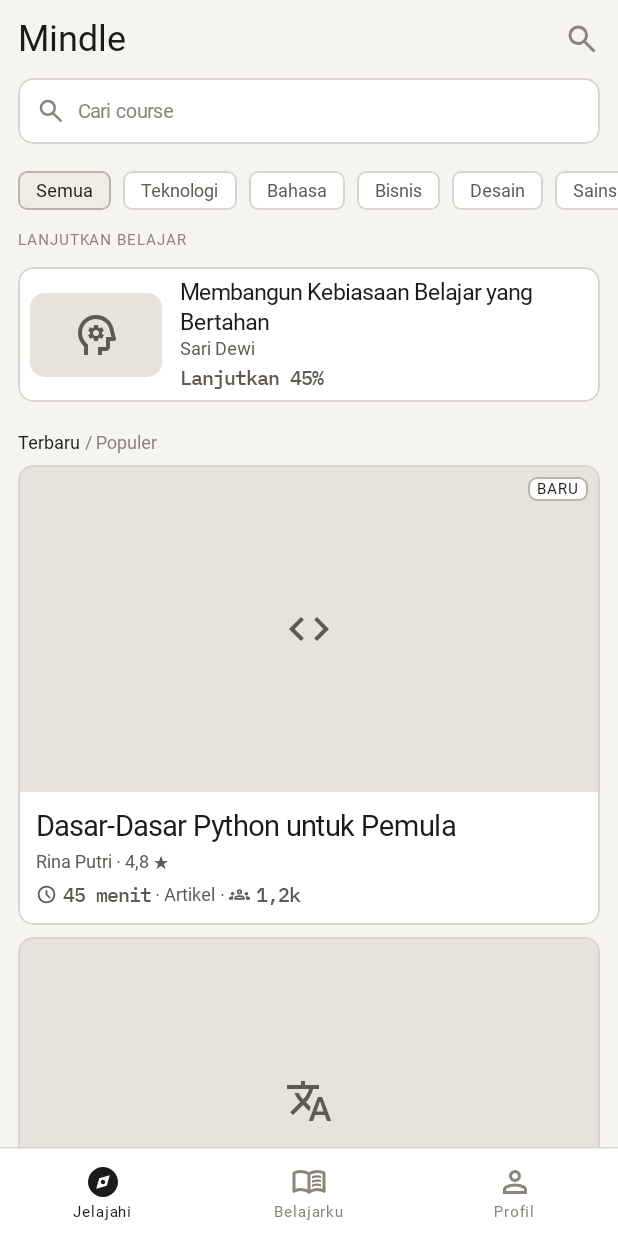
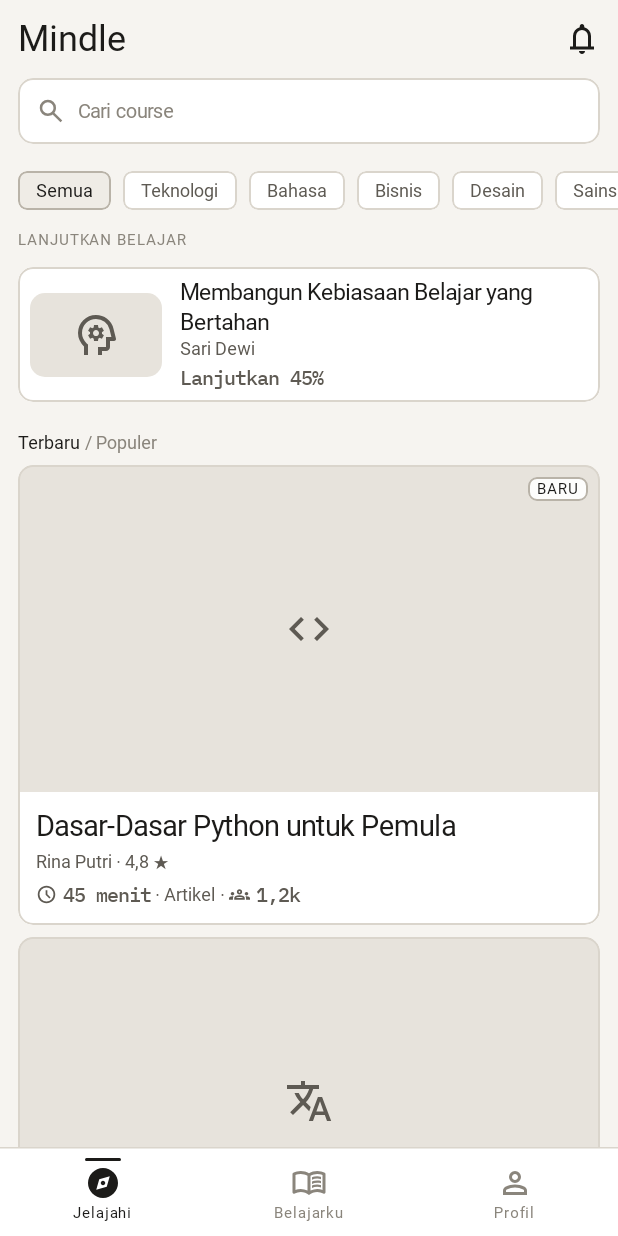
Before and after one commit to arkaceananda/Mindle, an Android app built with Jetpack Compose: the AppShell screen opened through its navigation route, on a phone screen of 412 x 824 dp. Run offline under Robolectric (Android 15) with nearby library versions, the phone set to English and light mode, and no system bars; our stand-ins replace Firebase (no records; nobody signed in at launch, a user with empty details on screens opened directly); Roboto replaces fonts that are not available here.

Commit message:
fix: polish bottom nav and clean explore top bar

```diff
--- /dev/null
+++ b/app/src/main/java/com/arka/mindle/data/CourseRepository.kt
@@ -0,0 +1,16 @@
+package com.arka.mindle.data
+
+import com.arka.mindle.model.Course
+import kotlinx.coroutines.flow.Flow
+import kotlinx.coroutines.flow.flowOf
+
+interface CourseRepository {
+    fun observeFeed(): Flow<List<Course>>
+    fun observeContinueLearning(): Flow<List<Course>>
+}
+
+class MockCourseRepository : CourseRepository {
+    override fun observeFeed(): Flow<List<Course>> = flowOf(MockCourses.feed)
+
+    override fun observeContinueLearning(): Flow<List<Course>> = flowOf(MockCourses.continueLearning)
+}
--- a/app/src/main/java/com/arka/mindle/ui/components/MindleBottomBar.kt
+++ b/app/src/main/java/com/arka/mindle/ui/components/MindleBottomBar.kt
@@ -2,23 +2,24 @@ package com.arka.mindle.ui.components
 
 import androidx.compose.foundation.background
 import androidx.compose.foundation.clickable
-import androidx.compose.foundation.interaction.MutableInteractionSource
 import androidx.compose.foundation.layout.Arrangement
 import androidx.compose.foundation.layout.Box
 import androidx.compose.foundation.layout.Column
 import androidx.compose.foundation.layout.Row
+import androidx.compose.foundation.layout.Spacer
 import androidx.compose.foundation.layout.fillMaxWidth
 import androidx.compose.foundation.layout.height
 import androidx.compose.foundation.layout.padding
 import androidx.compose.foundation.layout.size
+import androidx.compose.foundation.layout.width
 import androidx.compose.material3.HorizontalDivider
 import androidx.compose.material3.Icon
 import androidx.compose.material3.MaterialTheme
 import androidx.compose.material3.Text
 import androidx.compose.runtime.Composable
-import androidx.compose.runtime.remember
 import androidx.compose.ui.Alignment
 import androidx.compose.ui.Modifier
+import androidx.compose.ui.draw.clip
 import androidx.compose.ui.graphics.painter.Painter
 import androidx.compose.ui.semantics.Role
 import androidx.compose.ui.unit.dp
@@ -59,27 +60,33 @@ fun MindleBottomBar(
                     modifier = Modifier
                         .weight(1f)
                         .height(58.dp)
-                        .clickable(
-                            interactionSource = remember { MutableInteractionSource() },
-                            indication = null,
-                            role = Role.Tab,
-                        ) { onSelect(index) }
-                        .padding(vertical = Spacing.md),
+                        .clickable(role = Role.Tab) { onSelect(index) }
+                        .padding(bottom = Spacing.sm),
                     horizontalAlignment = Alignment.CenterHorizontally,
-                    verticalArrangement = Arrangement.Center,
                 ) {
+                    Box(
+                        modifier = Modifier
+                            .padding(top = Spacing.sm)
+                            .height(2.dp)
+                            .width(24.dp)
+                            .clip(MaterialTheme.shapes.extraSmall)
+                            .background(if (selected) scheme.onSurface else scheme.surface),
+                    )
+                    Spacer(Modifier.weight(1f))
                     Icon(
                         painter = if (selected) item.selectedIcon else item.icon,
                         contentDescription = item.label,
                         tint = color,
                         modifier = Modifier.size(24.dp),
                     )
-                    Box(Modifier.height(2.dp))
+                    Spacer(Modifier.height(2.dp))
                     Text(
                         text = item.label,
                         style = MaterialTheme.typography.labelSmall,
                         color = color,
+                        maxLines = 1,
                     )
+                    Spacer(Modifier.weight(1f))
                 }
             }
         }
--- a/app/src/main/java/com/arka/mindle/ui/explore/ExploreScreen.kt
+++ b/app/src/main/java/com/arka/mindle/ui/explore/ExploreScreen.kt
@@ -23,8 +23,8 @@ import androidx.compose.material3.Icon
 import androidx.compose.material3.MaterialTheme
 import androidx.compose.material3.Text
 import androidx.compose.runtime.Composable
+import androidx.compose.runtime.collectAsState
 import androidx.compose.runtime.getValue
-import androidx.compose.runtime.mutableIntStateOf
 import androidx.compose.runtime.mutableStateOf
 import androidx.compose.runtime.remember
 import androidx.compose.runtime.saveable.rememberSaveable
@@ -36,7 +36,8 @@ import androidx.compose.ui.res.painterResource
 import androidx.compose.ui.res.stringResource
 import androidx.compose.ui.unit.dp
 import com.arka.mindle.R
-import com.arka.mindle.data.MockCourses
+import com.arka.mindle.data.CourseRepository
+import com.arka.mindle.data.MockCourseRepository
 import com.arka.mindle.model.CourseCategory
 import com.arka.mindle.ui.components.CompactCourseCard
 import com.arka.mindle.ui.components.CourseCard
@@ -51,15 +52,17 @@ fun ExploreScreen(
     isSignedIn: Boolean,
     onCourseClick: (String) -> Unit,
     modifier: Modifier = Modifier,
+    repository: CourseRepository = remember { MockCourseRepository() },
 ) {
     val scheme = MaterialTheme.colorScheme
-    val app = LocalAppColors.current
     var selectedCategory by rememberSaveable { mutableStateOf<CourseCategory?>(null) }
     var sortMode by rememberSaveable { mutableStateOf(SortMode.RECENT) }
+    val feed by repository.observeFeed().collectAsState(initial = emptyList())
+    val continueLearning by repository.observeContinueLearning().collectAsState(initial = emptyList())
 
-    val courses = remember(selectedCategory, sortMode) {
-        val filtered = if (selectedCategory == null) MockCourses.feed
-        else MockCourses.feed.filter { it.category == selectedCategory }
+    val courses = remember(feed, selectedCategory, sortMode) {
+        val filtered = if (selectedCategory == null) feed
+        else feed.filter { it.category == selectedCategory }
         if (sortMode == SortMode.POPULAR) filtered.sortedByDescending { it.learnerCount } else filtered
     }
 
@@ -76,14 +79,14 @@ fun ExploreScreen(
                 onSelect = { selectedCategory = it },
             )
         }
-        if (isSignedIn && MockCourses.continueLearning.isNotEmpty()) {
+        if (isSignedIn && continueLearning.isNotEmpty()) {
             item {
                 SectionLabel(text = stringResource(R.string.explore_continue_learning))
                 Column(
                     modifier = Modifier.padding(horizontal = Spacing.screenHorizontal),
                     verticalArrangement = Arrangement.spacedBy(Spacing.sm),
                 ) {
-                    MockCourses.continueLearning.forEach { course ->
+                    continueLearning.forEach { course ->
                         CompactCourseCard(course = course, onClick = { onCourseClick(course.id) })
                     }
                 }
@@ -127,9 +130,9 @@ private fun ExploreTopBar() {
                 modifier = Modifier.weight(1f),
             )
             Icon(
-                painter = painterResource(R.drawable.ic_search),
-                contentDescription = null,
-                tint = app.textTertiary,
+                painter = painterResource(R.drawable.ic_notifications),
+                contentDescription = stringResource(R.string.nav_notifications),
+                tint = scheme.onSurface,
                 modifier = Modifier.size(24.dp),
             )
         }
--- /dev/null
+++ b/app/src/main/res/drawable/ic_notifications.xml
@@ -0,0 +1,11 @@
+<?xml version="1.0" encoding="utf-8"?>
+<!-- Material Symbols (Apache 2.0). -->
+<vector xmlns:android="http://schemas.android.com/apk/res/android"
+    android:width="24dp"
+    android:height="24dp"
+    android:viewportWidth="960"
+    android:viewportHeight="960">
+    <group android:translateY="960">
+        <path android:fillColor="#FF000000" android:pathData="M160-200v-80h80v-280q0-83 50-147.5T420-792v-28q0-25 17.5-42.5T480-880q25 0 42.5 17.5T540-820v28q80 20 130 84.5T720-560v280h80v80H160Zm320-300Zm0 420q-33 0-56.5-23.5T400-160h160q0 33-23.5 56.5T480-80ZM320-280h320v-280q0-66-47-113t-113-47q-66 0-113 47t-47 113v280Z" />
+    </group>
+</vector>
--- a/app/src/main/res/values/strings.xml
+++ b/app/src/main/res/values/strings.xml
@@ -25,6 +25,7 @@
     <string name="nav_explore">Jelajahi</string>
     <string name="nav_my_learning">Belajarku</string>
     <string name="nav_profile">Profil</string>
+    <string name="nav_notifications">Notifikasi</string>
 
     <!-- Explore -->
     <string name="explore_search_placeholder">Cari course</string>
```
